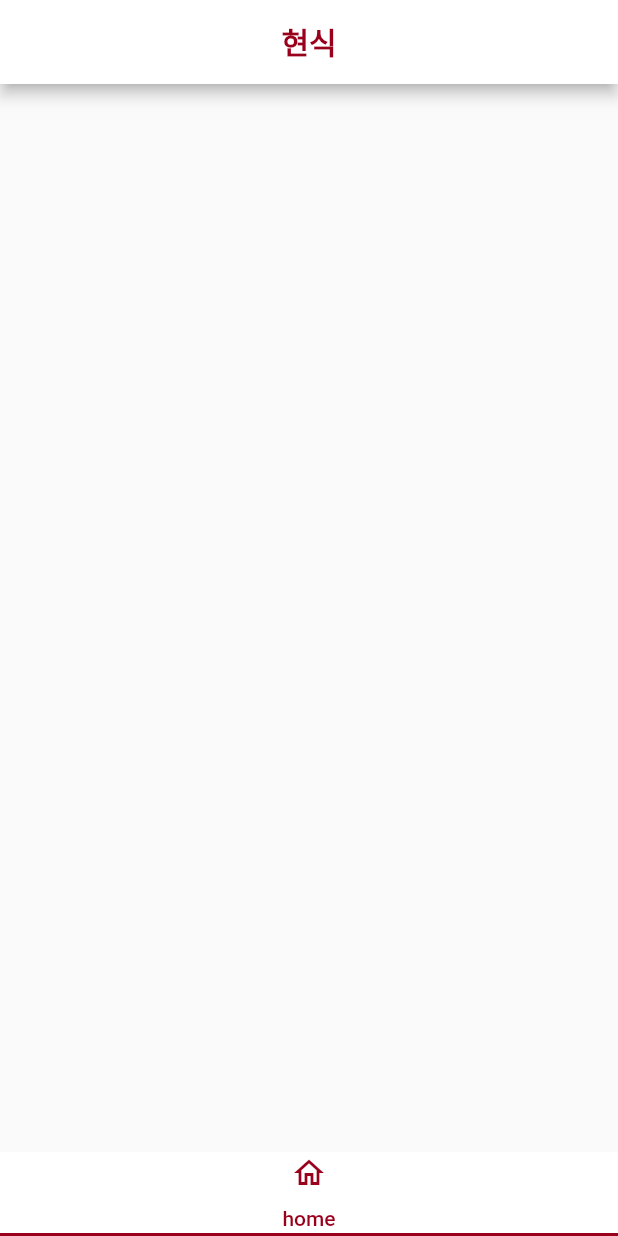
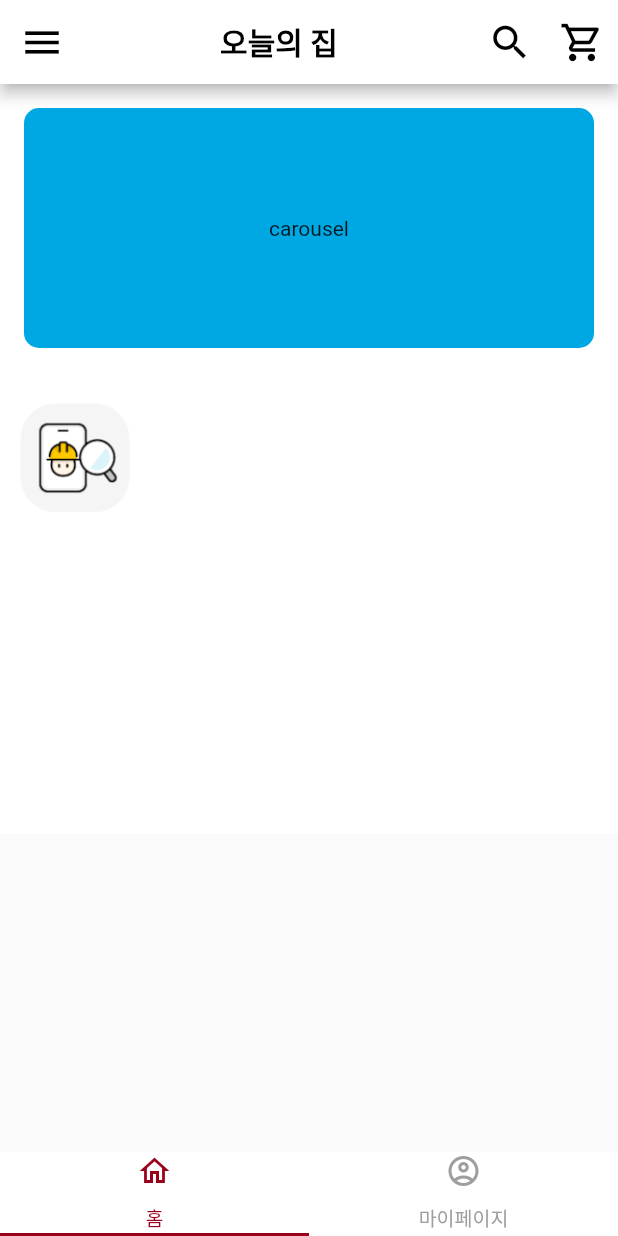
Before and after one commit to this-is-yello/flutter_honbab, a Flutter app: the screen it shows after launch, on a phone screen of 412 x 824 dp. Run offline on Flutter 3.47's test engine with Material 2 defaults, Android fonts, the phone set to English and light mode, and no system bars.

Commit message:
221205 in Company

```diff
--- a/flutter_honbab_app/lib/main.dart
+++ b/flutter_honbab_app/lib/main.dart
@@ -1,5 +1,6 @@
 import 'package:flutter/material.dart';
 import 'package:flutter_honbab_app/screens/home_screen.dart';
+import 'package:flutter_honbab_app/screens/mypage_screen.dart';
 
 void main() => runApp(
   MaterialApp(
@@ -14,16 +15,39 @@ class MyApp extends StatelessWidget {
   @override
   Widget build(BuildContext context) {
     return DefaultTabController(
-      length: 1,
+      length: 2,
       child: Scaffold(
         appBar: AppBar(
-          title: Center(child: Text('현식')),
+          leading: IconButton(
+            icon: Icon(Icons.menu),
+            onPressed: () {
+
+            },
+          ),
+          title: Center(child: Text('오늘의 집')),
+          actions: [
+            IconButton(
+              icon: Icon(Icons.search),
+              onPressed:() {
+
+              },
+            ),
+            IconButton(
+              icon: Icon(Icons.shopping_cart_outlined),
+              onPressed: () {
+
+              },
+            )
+          ],
         ),
         body: TabBarView(
           children: [
             Center(
               child: HomeScreen(),
-            )
+            ),
+            Center(
+              child: MyPageScreen(),
+            ),
           ],
         ),
         bottomNavigationBar: Container(
@@ -31,13 +55,18 @@ class MyApp extends StatelessWidget {
           color: Colors.white,
           child: const TabBar(
               indicatorSize: TabBarIndicatorSize.tab,
+              labelStyle: TextStyle(fontSize: 13),
               indicatorColor: Color(0xff99001C),
               labelColor: Color(0xff99001C),
               unselectedLabelColor: Colors.grey,
               tabs: [
                 Tab(
                   icon: Icon(Icons.home_outlined),
-                  text: 'home',
+                  text: '홈',
+                ),
+                Tab(
+                  icon: Icon(Icons.account_circle_outlined),
+                  text: '마이페이지',
                 ),
               ]),
         ),
@@ -49,6 +78,8 @@ class MyApp extends StatelessWidget {
 var style = ThemeData(
   appBarTheme: AppBarTheme(
     backgroundColor: Colors.white,
-    titleTextStyle: TextStyle(color: Color(0xff99001C), fontSize: 20, fontWeight: FontWeight.w900),
+    iconTheme: IconThemeData(color: Colors.black, size: 30),
+    titleTextStyle: TextStyle(color: Colors.black, fontSize: 20, fontWeight: FontWeight.w900),
+    // actionsIconTheme: IconThemeData(color: Colors.black, size: 30),
   )
 );
--- a/flutter_honbab_app/lib/screens/home_screen.dart
+++ b/flutter_honbab_app/lib/screens/home_screen.dart
@@ -6,7 +6,38 @@ class HomeScreen extends StatelessWidget {
   @override
   Widget build(BuildContext context) {
     return Scaffold(
-      body: Container(),
+      body: ListView(
+        children: [
+          Container(
+            width: 500,
+            height: 500,
+            color: Colors.white,
+            child: Column(
+              children: [
+                Container(
+                  height: 160,
+                  margin: EdgeInsets.all(16),
+                  decoration: BoxDecoration(color: Color(0xff00A8E3), borderRadius: BorderRadius.circular(10)),
+                  child: Center(
+                    child: Text('carousel'),
+                  ),
+                ),
+                Container(
+                  child: Row(
+                    children: [
+                      Column(
+                        children: [
+                          Image.asset('assets/images/remodeling.png', width: 100, height: 100,),
+                        ],
+                      )
+                    ],
+                  ),
+                ),
+              ],
+            )
+          ),
+        ],
+      ),
     );
   }
 }
--- /dev/null
+++ b/flutter_honbab_app/lib/screens/mypage_screen.dart
@@ -0,0 +1,10 @@
+import 'package:flutter/material.dart';
+
+class MyPageScreen extends StatelessWidget {
+  const MyPageScreen({super.key});
+
+  @override
+  Widget build(BuildContext context) {
+    return Container();
+  }
+}
--- a/flutter_honbab_app/pubspec.yaml
+++ b/flutter_honbab_app/pubspec.yaml
@@ -64,7 +64,9 @@ flutter:
   uses-material-design: true
 
   # To add assets to your application, add an assets section, like this:
-  # assets:
+  assets:
+    - assets/
+    - assets/images/
   #   - images/a_dot_burr.jpeg
   #   - images/a_dot_ham.jpeg
 
```
Also changed, not shown: flutter_honbab_app/assets/images/go_home.png (added), flutter_honbab_app/assets/images/move.png (added), flutter_honbab_app/assets/images/quick_deli.png (added), flutter_honbab_app/assets/images/remodeling.png (added), flutter_honbab_app/assets/images/sale.png (added), flutter_honbab_app/assets/images/shopping.png (added), flutter_honbab_app/assets/images/today_deal.png (added).
